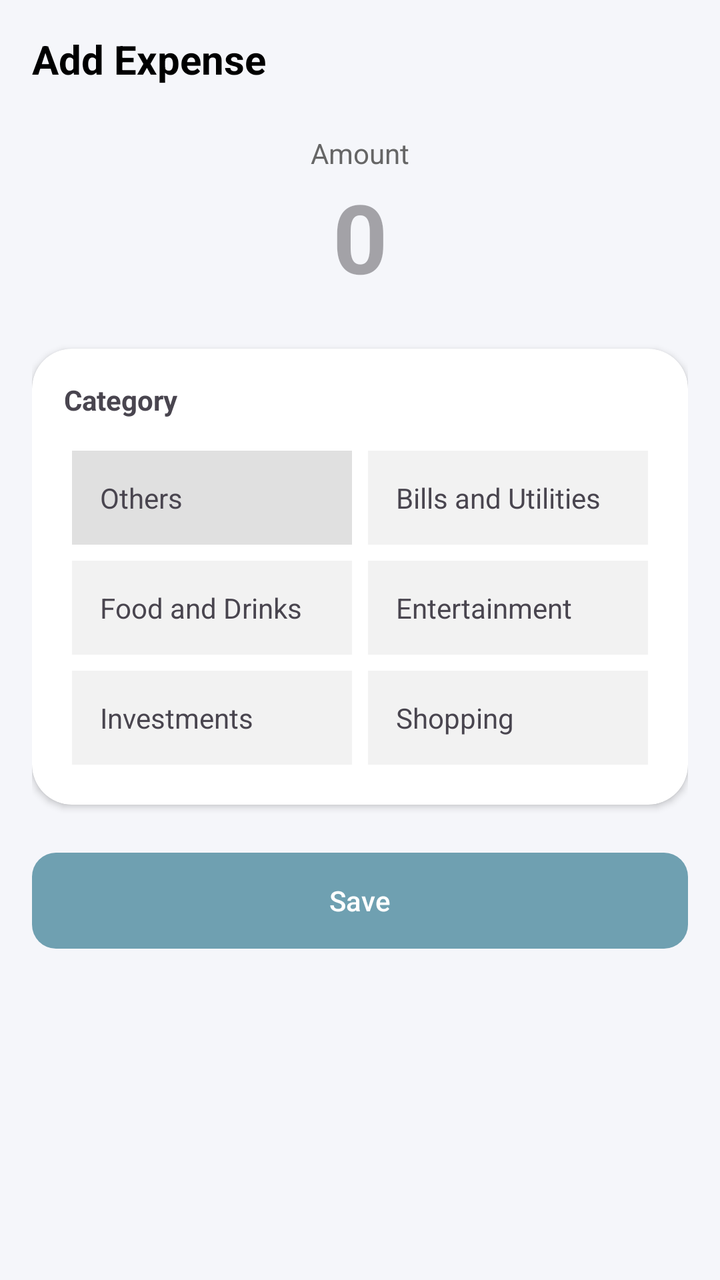
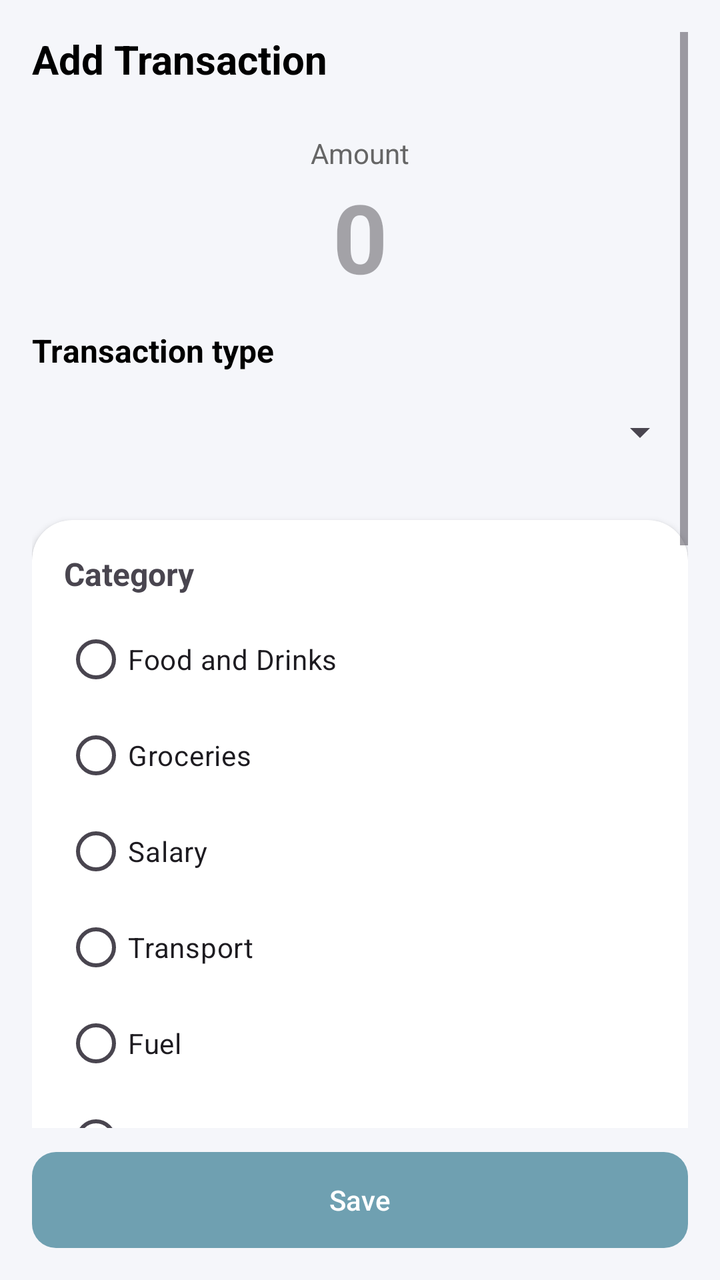

Two renders of the same Android screen: before a commit and after it. Below are the layout's source before the change and the commit's diff.
<!-- AndroidManifest.xml: application theme Theme.ExpenseTracker -->
<!-- res/layout/activity_add_transaction.xml -->
<?xml version="1.0" encoding="utf-8"?>
<LinearLayout xmlns:android="http://schemas.android.com/apk/res/android"
    android:layout_width="match_parent"
    android:layout_height="match_parent"
    xmlns:app="http://schemas.android.com/apk/res-auto"
    android:orientation="vertical"
    android:padding="16dp"
    android:background="#F5F6FA">

    <TextView
        android:layout_width="match_parent"
        android:layout_height="wrap_content"
        android:text="Add Expense"
        android:textSize="20sp"
        android:textStyle="bold"
        android:textColor="#000000" />

    <TextView
        android:layout_width="match_parent"
        android:layout_height="wrap_content"
        android:layout_marginTop="24dp"
        android:gravity="center"
        android:text="Amount"
        android:textColor="#666666" />

    
    <EditText
        android:id="@+id/addtransaction_amount"
        android:layout_width="match_parent"
        android:layout_height="wrap_content"
        android:background="@null"
        android:gravity="center"
        android:hint="0"
        android:inputType="number"
        android:textSize="48sp"
        android:textStyle="bold" />

    
    <androidx.cardview.widget.CardView
        android:layout_width="match_parent"
        android:layout_height="wrap_content"
        android:layout_marginTop="24dp"
        app:cardCornerRadius="20dp"
        app:cardElevation="2dp"
        xmlns:app="http://schemas.android.com/apk/res-auto">

        <LinearLayout
            android:layout_width="match_parent"
            android:layout_height="wrap_content"
            android:orientation="vertical"
            android:padding="16dp">

            <TextView
                android:layout_width="wrap_content"
                android:layout_height="wrap_content"
                android:text="Category"
                android:textStyle="bold" />

            
            <LinearLayout
                android:layout_width="match_parent"
                android:layout_height="wrap_content"
                android:layout_marginTop="12dp"
                android:orientation="horizontal">

                <TextView
                    android:id="@+id/addtransaction_Others"
                    android:layout_width="0dp"
                    android:layout_height="wrap_content"
                    android:layout_weight="1"
                    android:layout_margin="4dp"
                    android:background="#E0E0E0"
                    android:padding="14dp"
                    android:text="Others" />

                <TextView
                    android:id="@+id/addtransaction_Bills"
                    android:layout_width="0dp"
                    android:layout_height="wrap_content"
                    android:layout_weight="1"
                    android:layout_margin="4dp"
                    android:background="#F2F2F2"
                    android:padding="14dp"
                    android:text="Bills and Utilities" />
            </LinearLayout>

            
            <LinearLayout
                android:layout_width="match_parent"
                android:layout_height="wrap_content"
                android:orientation="horizontal">

                <TextView
                    android:id="@+id/addtransaction_Food"
                    android:layout_width="0dp"
                    android:layout_height="wrap_content"
                    android:layout_weight="1"
                    android:layout_margin="4dp"
                    android:background="#F2F2F2"
                    android:padding="14dp"
                    android:text="Food and Drinks" />

                <TextView
                    android:id="@+id/addtransaction_Entertainment"
                    android:layout_width="0dp"
                    android:layout_height="wrap_content"
                    android:layout_weight="1"
                    android:layout_margin="4dp"
                    android:background="#F2F2F2"
                    android:padding="14dp"
                    android:text="Entertainment" />
            </LinearLayout>

            
            <LinearLayout
                android:layout_width="match_parent"
                android:layout_height="wrap_content"
                android:orientation="horizontal">

                <TextView
                    android:id="@+id/addtransaction_Investments"
                    android:layout_width="0dp"
                    android:layout_height="wrap_content"
                    android:layout_weight="1"
                    android:layout_margin="4dp"
                    android:background="#F2F2F2"
                    android:padding="14dp"
                    android:text="Investments" />

                <TextView
                    android:id="@+id/addtransaction_Shopping"
                    android:layout_width="0dp"
                    android:layout_height="wrap_content"
                    android:layout_weight="1"
                    android:layout_margin="4dp"
                    android:background="#F2F2F2"
                    android:padding="14dp"
                    android:text="Shopping" />
            </LinearLayout>

        </LinearLayout>
    </androidx.cardview.widget.CardView>

    
    <Button
        android:id="@+id/addtransaction_btnSave"
        android:layout_width="match_parent"
        android:layout_height="wrap_content"
        android:layout_marginTop="24dp"
        app:backgroundTint="@null"
        android:background="@drawable/bg_button"
        android:text="Save" />

</LinearLayout>
<!-- resources referenced by this layout -->
<resources>
  <!-- drawable bg_button (drawable) -->
  <?xml version="1.0" encoding="utf-8"?>
  <shape xmlns:android="http://schemas.android.com/apk/res/android">
      <solid android:color="@color/primary" />
      <corners android:radius="12dp" />
  </shape>
  <style name="Theme.ExpenseTracker" parent="Base.Theme.ExpenseTracker" />
  <color name="primary">#6FA0B1</color>
  <style name="Base.Theme.ExpenseTracker" parent="Theme.Material3.DayNight.NoActionBar">
          
          
      </style>
</resources>

<!-- the commit's change to res/layout/activity_add_transaction.xml (unified diff, before → after) -->
@@ -1,154 +1,132 @@
 <?xml version="1.0" encoding="utf-8"?>
 <LinearLayout xmlns:android="http://schemas.android.com/apk/res/android"
+    xmlns:app="http://schemas.android.com/apk/res-auto"
     android:layout_width="match_parent"
     android:layout_height="match_parent"
-    xmlns:app="http://schemas.android.com/apk/res-auto"
+    xmlns:tools="http://schemas.android.com/tools"
+    android:background="#F5F6FA"
     android:orientation="vertical"
     android:padding="16dp"
-    android:background="#F5F6FA">
-
-    <TextView
-        android:layout_width="match_parent"
-        android:layout_height="wrap_content"
-        android:text="Add Expense"
-        android:textSize="20sp"
-        android:textStyle="bold"
-        android:textColor="#000000" />
-
-    <TextView
-        android:layout_width="match_parent"
-        android:layout_height="wrap_content"
-        android:layout_marginTop="24dp"
-        android:gravity="center"
-        android:text="Amount"
-        android:textColor="#666666" />
+    tools:context=".AddTransaction">
 
     
-    <EditText
-        android:id="@+id/addtransaction_amount"
+    <ScrollView
         android:layout_width="match_parent"
-        android:layout_height="wrap_content"
-        android:background="@null"
-        android:gravity="center"
-        android:hint="0"
-        android:inputType="number"
-        android:textSize="48sp"
-        android:textStyle="bold" />
-
-    
-    <androidx.cardview.widget.CardView
-        android:layout_width="match_parent"
-        android:layout_height="wrap_content"
-        android:layout_marginTop="24dp"
-        app:cardCornerRadius="20dp"
-        app:cardElevation="2dp"
-        xmlns:app="http://schemas.android.com/apk/res-auto">
+        android:layout_height="0dp"
+        android:layout_weight="1">
 
         <LinearLayout
             android:layout_width="match_parent"
             android:layout_height="wrap_content"
-            android:orientation="vertical"
-            android:padding="16dp">
+            android:orientation="vertical">
 
+            <TextView
+                android:layout_width="match_parent"
+                android:layout_height="wrap_content"
+                android:text="Add Transaction"
+                android:textColor="#000000"
+                android:textSize="20sp"
+                android:textStyle="bold" />
+
+            <TextView
+                android:layout_width="match_parent"
+                android:layout_height="wrap_content"
+                android:layout_marginTop="24dp"
+                android:gravity="center"
+                android:text="Amount"
+                android:textColor="#666666" />
+
+            <EditText
+                android:id="@+id/addtransaction_amount"
+                android:layout_width="match_parent"
+                android:layout_height="wrap_content"
+                android:background="@null"
+                android:gravity="center"
+                android:hint="0"
+                android:inputType="numberDecimal"
+                android:textSize="48sp"
+                android:textStyle="bold" />
+
+            
             <TextView
                 android:layout_width="wrap_content"
                 android:layout_height="wrap_content"
-                android:text="Category"
+                android:layout_marginTop="14dp"
+                android:text="Transaction type"
+                android:textColor="#000000"
+                android:textSize="16sp"
                 android:textStyle="bold" />
 
+            <Spinner
+                android:id="@+id/addtransaction_type"
+                android:layout_width="match_parent"
+                android:layout_height="48dp"
+                android:layout_marginTop="6dp"
+                android:entries="@array/transaction_types" />
+
             
-            <LinearLayout
+            <androidx.cardview.widget.CardView
                 android:layout_width="match_parent"
                 android:layout_height="wrap_content"
-                android:layout_marginTop="12dp"
-                android:orientation="horizontal">
+                android:layout_marginTop="20dp"
+                app:cardCornerRadius="20dp"
+                app:cardElevation="2dp">
 
-                <TextView
-                    android:id="@+id/addtransaction_Others"
-                    android:layout_width="0dp"
+                <LinearLayout
+                    android:layout_width="match_parent"
                     android:layout_height="wrap_content"
-                    android:layout_weight="1"
-                    android:layout_margin="4dp"
-                    android:background="#E0E0E0"
-                    android:padding="14dp"
-                    android:text="Others" />
+                    android:orientation="vertical"
+                    android:padding="16dp">
 
-                <TextView
-                    android:id="@+id/addtransaction_Bills"
-                    android:layout_width="0dp"
-                    android:layout_height="wrap_content"
-                    android:layout_weight="1"
-                    android:layout_margin="4dp"
-                    android:background="#F2F2F2"
-                    android:padding="14dp"
-                    android:text="Bills and Utilities" />
-            </LinearLayout>
+                    <TextView
+                        android:layout_width="wrap_content"
+                        android:layout_height="wrap_content"
+                        android:text="Category"
+                        android:textSize="16sp"
+                        android:textStyle="bold" />
 
-            
-            <LinearLayout
-                android:layout_width="match_parent"
-                android:layout_height="wrap_content"
-                android:orientation="horizontal">
+                    <RadioGroup
+                        android:id="@+id/addtransaction_category"
+                        android:layout_width="match_parent"
+                        android:layout_height="wrap_content"
+                        android:layout_marginTop="8dp"
+                        android:orientation="vertical">
 
-                <TextView
-                    android:id="@+id/addtransaction_Food"
-                    android:layout_width="0dp"
-                    android:layout_height="wrap_content"
-                    android:layout_weight="1"
-                    android:layout_margin="4dp"
-                    android:background="#F2F2F2"
-                    android:padding="14dp"
-                    android:text="Food and Drinks" />
+                        <RadioButton android:layout_width="match_parent" android:layout_height="wrap_content" android:text="Food and Drinks" />
+                        <RadioButton android:layout_width="match_parent" android:layout_height="wrap_content" android:text="Groceries" />
+                        <RadioButton android:layout_width="match_parent" android:layout_height="wrap_content" android:text="Salary" />
+                        <RadioButton android:layout_width="match_parent" android:layout_height="wrap_content" android:text="Transport" />
+                        <RadioButton android:layout_width="match_parent" android:layout_height="wrap_content" android:text="Fuel" />
+                        <RadioButton android:layout_width="match_parent" android:layout_height="wrap_content" android:text="Shopping" />
+                        <RadioButton android:layout_width="match_parent" android:layout_height="wrap_content" android:text="Bills and Utilities" />
+                        <RadioButton android:layout_width="match_parent" android:layout_height="wrap_content" android:text="Rent" />
+                        <RadioButton android:layout_width="match_parent" android:layout_height="wrap_content" android:text="Entertainment" />
+                        <RadioButton android:layout_width="match_parent" android:layout_height="wrap_content" android:text="Health" />
+                        <RadioButton android:layout_width="match_parent" android:layout_height="wrap_content" android:text="Education" />
+                        <RadioButton android:layout_width="match_parent" android:layout_height="wrap_content" android:text="Travel" />
+                        <RadioButton android:layout_width="match_parent" android:layout_height="wrap_content" android:text="Investments" />
+                        <RadioButton android:layout_width="match_parent" android:layout_height="wrap_content" android:text="Insurance" />
+                        <RadioButton android:layout_width="match_parent" android:layout_height="wrap_content" android:text="Subscriptions" />
+                        <RadioButton android:layout_width="match_parent" android:layout_height="wrap_content" android:text="Personal Care" />
+                        <RadioButton android:layout_width="match_parent" android:layout_height="wrap_content" android:text="Gifts and Donations" />
+                        <RadioButton android:layout_width="match_parent" android:layout_height="wrap_content" android:text="Others" />
 
-                <TextView
-                    android:id="@+id/addtransaction_Entertainment"
-                    android:layout_width="0dp"
-                    android:layout_height="wrap_content"
-                    android:layout_weight="1"
-                    android:layout_margin="4dp"
-                    android:background="#F2F2F2"
-                    android:padding="14dp"
-                    android:text="Entertainment" />
-            </LinearLayout>
-
-            
-            <LinearLayout
-                android:layout_width="match_parent"
-                android:layout_height="wrap_content"
-                android:orientation="horizontal">
-
-                <TextView
-                    android:id="@+id/addtransaction_Investments"
-                    android:layout_width="0dp"
-                    android:layout_height="wrap_content"
-                    android:layout_weight="1"
-                    android:layout_margin="4dp"
-                    android:background="#F2F2F2"
-                    android:padding="14dp"
-                    android:text="Investments" />
-
-                <TextView
-                    android:id="@+id/addtransaction_Shopping"
-                    android:layout_width="0dp"
-                    android:layout_height="wrap_content"
-                    android:layout_weight="1"
-                    android:layout_margin="4dp"
-                    android:background="#F2F2F2"
-                    android:padding="14dp"
-                    android:text="Shopping" />
-            </LinearLayout>
+                    </RadioGroup>
+                </LinearLayout>
+            </androidx.cardview.widget.CardView>
 
         </LinearLayout>
-    </androidx.cardview.widget.CardView>
+    </ScrollView>
 
     
     <Button
         android:id="@+id/addtransaction_btnSave"
         android:layout_width="match_parent"
         android:layout_height="wrap_content"
-        android:layout_marginTop="24dp"
-        app:backgroundTint="@null"
+        android:layout_marginTop="12dp"
         android:background="@drawable/bg_button"
-        android:text="Save" />
+        android:text="Save"
+        android:textColor="#FFFFFF"
+        app:backgroundTint="@null" />
 
 </LinearLayout>
